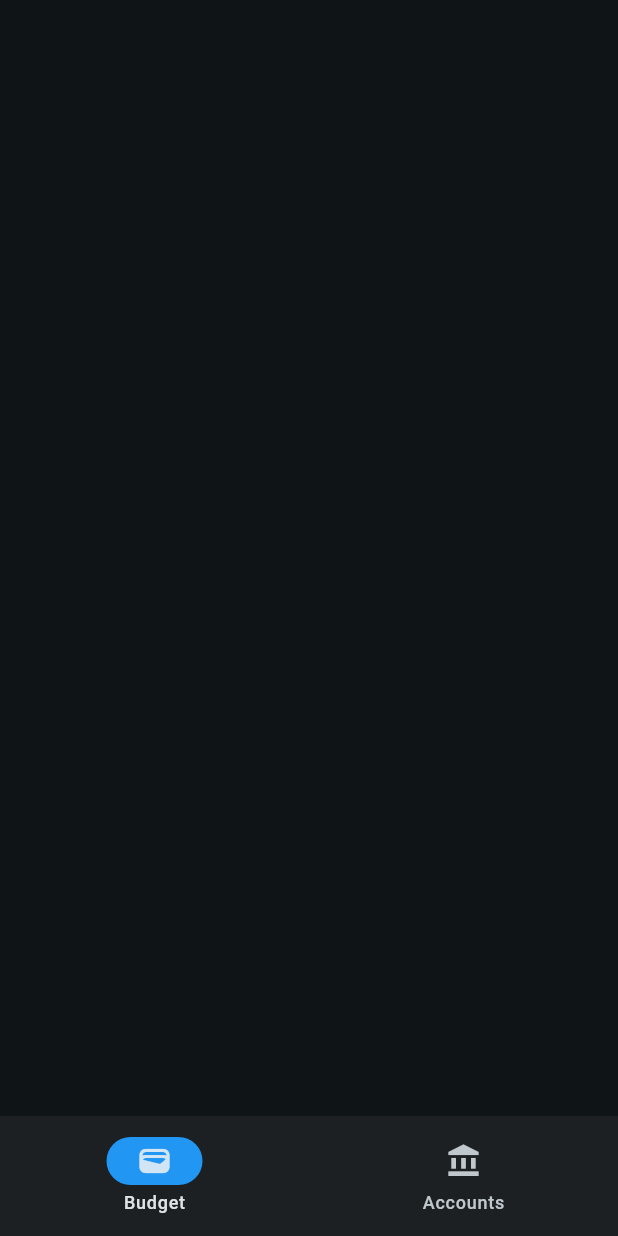
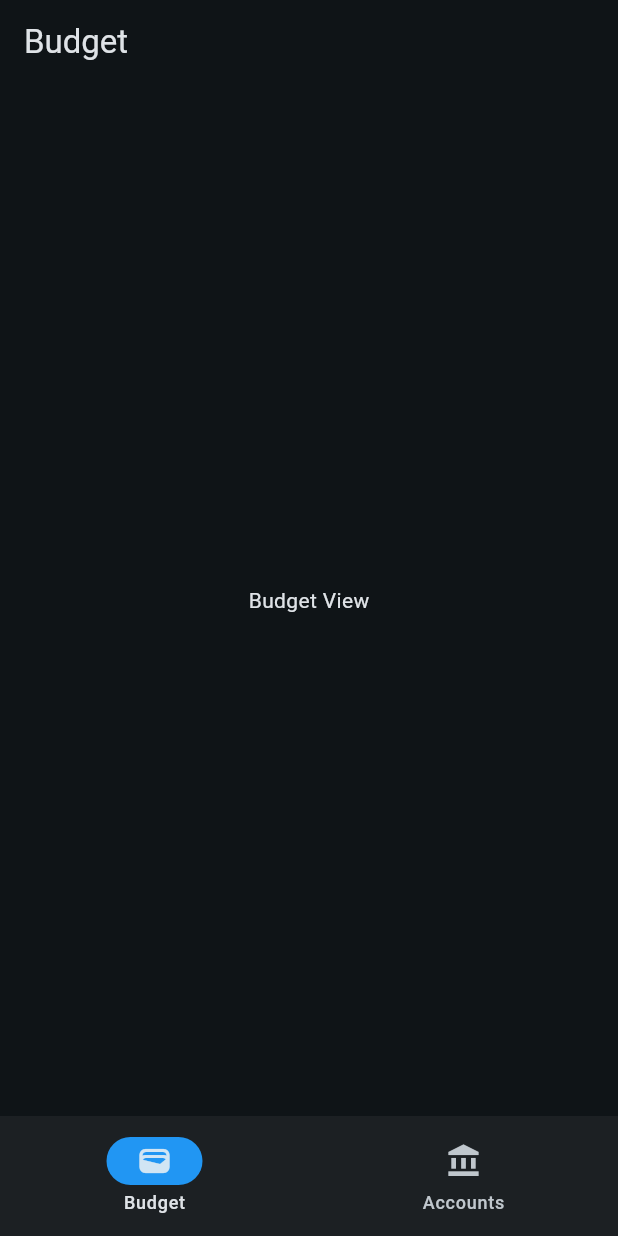
Before and after one commit to roger-chau/Nomad, a Flutter app: the screen it shows after launch, on a phone screen of 412 x 824 dp. Run offline on Flutter 3.47's test engine with Material 3 defaults, Android fonts, the phone set to English and light mode, and no system bars.

Commit message:
screen switching

```diff
--- a/lib/models/budget.dart
+++ b/lib/models/budget.dart
@@ -1,7 +1,7 @@
 class Budget {
-  String name;
-  double liquidBalance;
-  double assignedBalance;
+  String _name;
+  double _liquidBalance;
+  double _assignedBalance;
 
-  Budget(this.name, this.liquidBalance, this.assignedBalance);
+  Budget(this._name, this._liquidBalance, this._assignedBalance);
 }
--- /dev/null
+++ b/lib/views/budgets_view.dart
@@ -0,0 +1,26 @@
+import 'package:flutter/material.dart';
+
+class BudgetsView extends StatefulWidget {
+  const BudgetsView({super.key});
+
+  @override
+  State<BudgetsView> createState() => _BudgetViewState();
+}
+
+class _BudgetViewState extends State<BudgetsView> {
+  @override
+  Widget build(BuildContext context) {
+    return Scaffold(
+        appBar: AppBar(
+          title: const Text("Budget"),
+        ),
+        body: Center(
+          child: Column(
+            mainAxisAlignment: MainAxisAlignment.center,
+            children: const <Widget>[
+              Text("Budget View"),
+            ],
+          ),
+        ));
+  }
+}
--- a/lib/widgets/navigation_bar.dart
+++ b/lib/widgets/navigation_bar.dart
@@ -1,4 +1,6 @@
 import 'package:flutter/material.dart';
+import 'package:budgeting_app/views/budgets_view.dart';
+import 'package:budgeting_app/views/accounts_view.dart';
 
 class AppNavigationBar extends StatefulWidget {
   const AppNavigationBar({super.key});
@@ -10,9 +12,12 @@ class AppNavigationBar extends StatefulWidget {
 class _AppState extends State<AppNavigationBar> {
   int pageIndex = 0;
 
+  final List<Widget> _pages = [BudgetsView(), AccountsView()];
+
   @override
   Widget build(BuildContext context) {
     return Scaffold(
+        body: _pages[pageIndex],
         bottomNavigationBar: NavigationBar(
             onDestinationSelected: (int index) {
               setState(() {
```
Also changed, not shown: lib/views/accounts_view.dart (added, +26 -0 lines), lib/views/budget_view.dart (deleted). Lines whose indentation alone changed are shown as unchanged.
